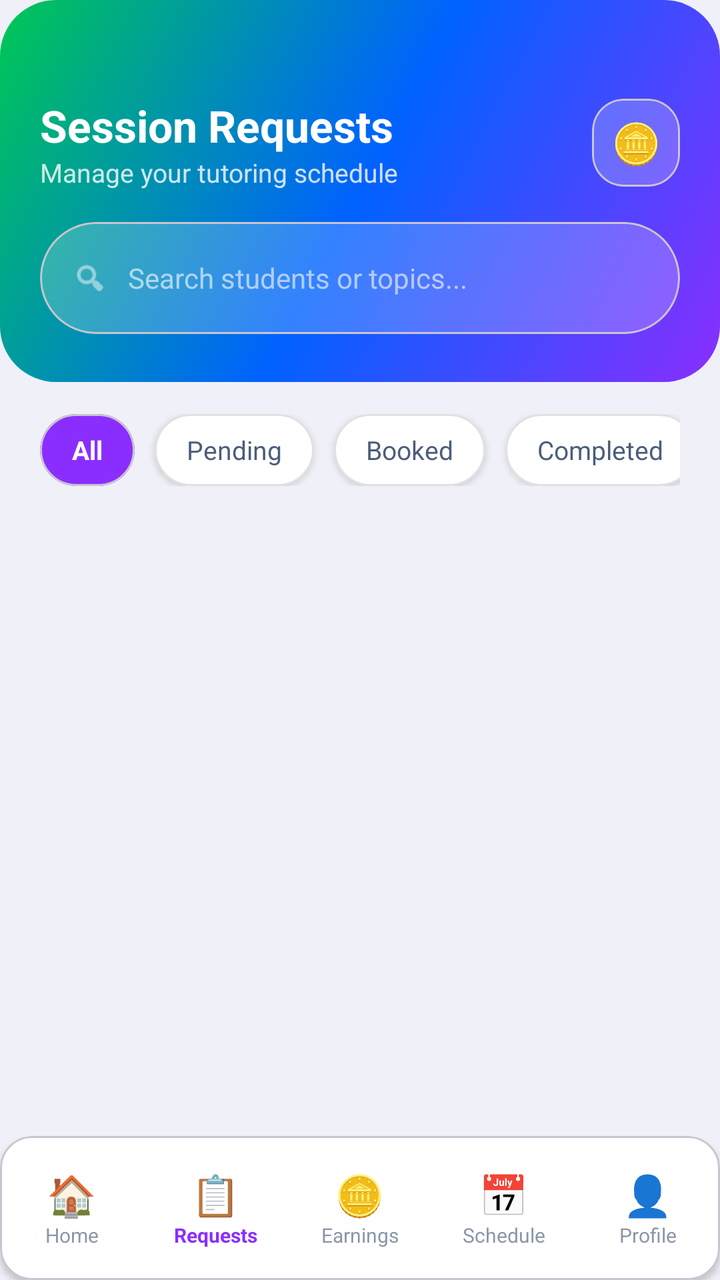
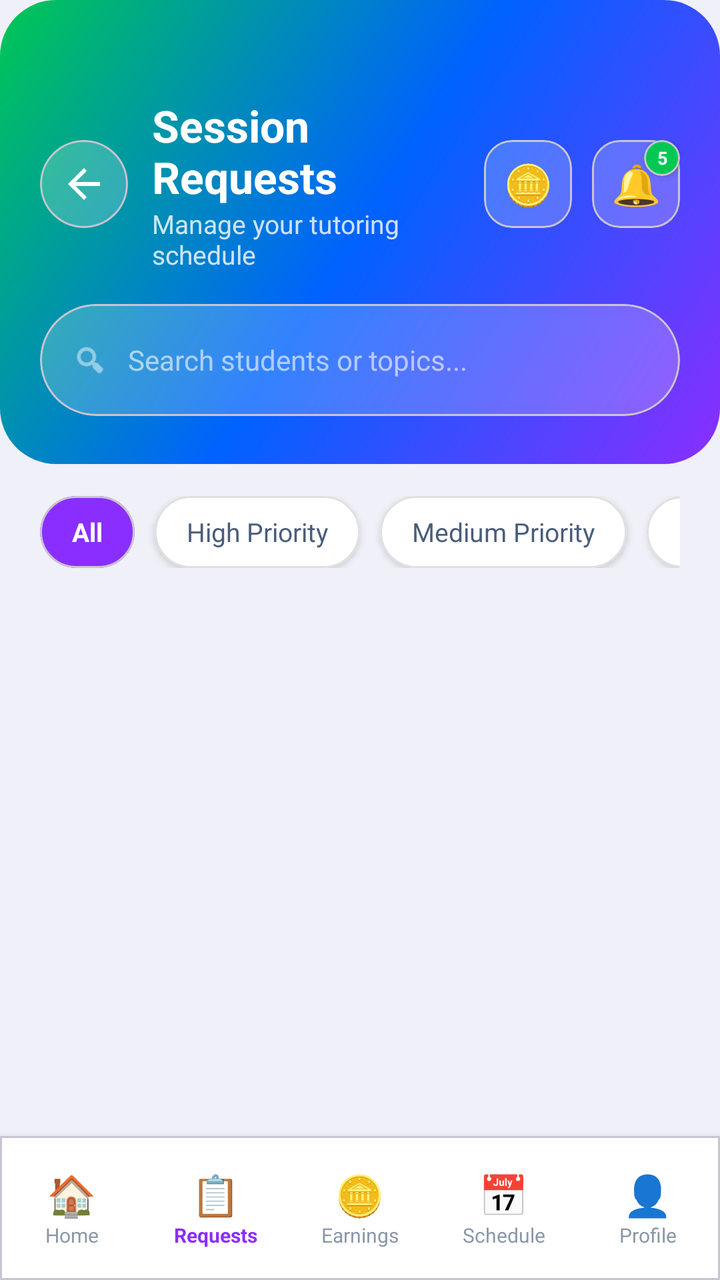

The first picture is an Android layout as it rendered before a commit; the second is the same layout after the commit. The layout source and the unified diff follow.
<!-- AndroidManifest.xml: application theme Theme.PeerTutoringApollo -->
<!-- res/layout/activity_tutor_requests.xml -->
<?xml version="1.0" encoding="utf-8"?>
<LinearLayout xmlns:android="http://schemas.android.com/apk/res/android"
    xmlns:app="http://schemas.android.com/apk/res-auto"
    android:layout_width="match_parent"
    android:layout_height="match_parent"
    android:orientation="vertical"
    android:background="#F0F0F8">

    
    <LinearLayout
        android:layout_width="match_parent"
        android:layout_height="wrap_content"
        android:orientation="vertical"
        android:background="@drawable/bg_button_gradient"
        android:paddingTop="48dp"
        android:paddingBottom="24dp"
        android:paddingHorizontal="20dp">

        
        <LinearLayout
            android:layout_width="match_parent"
            android:layout_height="wrap_content"
            android:orientation="horizontal"
            android:gravity="center_vertical"
            android:layout_marginBottom="16dp">

            <LinearLayout
                android:layout_width="0dp"
                android:layout_height="wrap_content"
                android:layout_weight="1"
                android:orientation="vertical">

                <TextView
                    android:layout_width="wrap_content"
                    android:layout_height="wrap_content"
                    android:text="Session Requests"
                    android:textColor="#FFFFFF"
                    android:textSize="22sp"
                    android:textStyle="bold" />

                <TextView
                    android:layout_width="wrap_content"
                    android:layout_height="wrap_content"
                    android:text="Manage your tutoring schedule"
                    android:textColor="#CCFFFFFF"
                    android:textSize="13sp" />
            </LinearLayout>

            
            <com.google.android.material.card.MaterialCardView
                android:id="@+id/btnOpenEarnings"
                android:layout_width="44dp"
                android:layout_height="44dp"
                app:cardCornerRadius="16dp"
                app:cardBackgroundColor="#33FFFFFF"
                app:cardElevation="0dp"
                android:clickable="true"
                android:focusable="true">
                <TextView
                    android:layout_width="match_parent"
                    android:layout_height="match_parent"
                    android:gravity="center"
                    android:text="🪙"
                    android:textSize="20sp" />
            </com.google.android.material.card.MaterialCardView>
        </LinearLayout>

        
        <com.google.android.material.card.MaterialCardView
            android:layout_width="match_parent"
            android:layout_height="wrap_content"
            app:cardCornerRadius="28dp"
            app:cardBackgroundColor="#33FFFFFF"
            app:cardElevation="0dp">
            <LinearLayout
                android:layout_width="match_parent"
                android:layout_height="wrap_content"
                android:orientation="horizontal"
                android:gravity="center_vertical"
                android:paddingHorizontal="16dp"
                android:paddingVertical="4dp">
                <ImageView
                    android:layout_width="18dp"
                    android:layout_height="18dp"
                    android:src="@android:drawable/ic_menu_search"
                    app:tint="#CCFFFFFF"
                    android:layout_marginEnd="10dp" />
                <EditText
                    android:id="@+id/etSearch"
                    android:layout_width="match_parent"
                    android:layout_height="48dp"
                    android:hint="Search students or topics..."
                    android:textColorHint="#99FFFFFF"
                    android:textColor="#FFFFFF"
                    android:textSize="14sp"
                    android:background="@null"
                    android:inputType="text" />
            </LinearLayout>
        </com.google.android.material.card.MaterialCardView>
    </LinearLayout>

    
    <HorizontalScrollView
        android:layout_width="match_parent"
        android:layout_height="wrap_content"
        android:scrollbars="none"
        android:paddingHorizontal="20dp"
        android:paddingTop="16dp"
        android:paddingBottom="8dp">

        <LinearLayout
            android:layout_width="wrap_content"
            android:layout_height="wrap_content"
            android:orientation="horizontal">

            <com.google.android.material.card.MaterialCardView
                android:id="@+id/chipAll"
                android:layout_width="wrap_content"
                android:layout_height="36dp"
                android:layout_marginEnd="10dp"
                app:cardCornerRadius="18dp"
                app:cardBackgroundColor="#8A2EFF"
                app:cardElevation="0dp">
                <TextView
                    android:layout_width="wrap_content"
                    android:layout_height="match_parent"
                    android:gravity="center"
                    android:paddingHorizontal="16dp"
                    android:text="All"
                    android:textColor="#FFFFFF"
                    android:textSize="13sp"
                    android:textStyle="bold" />
            </com.google.android.material.card.MaterialCardView>

            <com.google.android.material.card.MaterialCardView
                android:id="@+id/chipPending"
                android:layout_width="wrap_content"
                android:layout_height="36dp"
                android:layout_marginEnd="10dp"
                app:cardCornerRadius="18dp"
                app:cardBackgroundColor="#FFFFFF"
                app:cardElevation="2dp"
                app:strokeColor="#E0E0E0"
                app:strokeWidth="1dp">
                <TextView
                    android:layout_width="wrap_content"
                    android:layout_height="match_parent"
                    android:gravity="center"
                    android:paddingHorizontal="16dp"
                    android:text="Pending"
                    android:textColor="#4B5D7A"
                    android:textSize="13sp" />
            </com.google.android.material.card.MaterialCardView>

            <com.google.android.material.card.MaterialCardView
                android:id="@+id/chipBooked"
                android:layout_width="wrap_content"
                android:layout_height="36dp"
                android:layout_marginEnd="10dp"
                app:cardCornerRadius="18dp"
                app:cardBackgroundColor="#FFFFFF"
                app:cardElevation="2dp"
                app:strokeColor="#E0E0E0"
                app:strokeWidth="1dp">
                <TextView
                    android:layout_width="wrap_content"
                    android:layout_height="match_parent"
                    android:gravity="center"
                    android:paddingHorizontal="16dp"
                    android:text="Booked"
                    android:textColor="#4B5D7A"
                    android:textSize="13sp" />
            </com.google.android.material.card.MaterialCardView>

            <com.google.android.material.card.MaterialCardView
                android:id="@+id/chipCompleted"
                android:layout_width="wrap_content"
                android:layout_height="36dp"
                android:layout_marginEnd="10dp"
                app:cardCornerRadius="18dp"
                app:cardBackgroundColor="#FFFFFF"
                app:cardElevation="2dp"
                app:strokeColor="#E0E0E0"
                app:strokeWidth="1dp">
                <TextView
                    android:layout_width="wrap_content"
                    android:layout_height="match_parent"
                    android:gravity="center"
                    android:paddingHorizontal="16dp"
                    android:text="Completed"
                    android:textColor="#4B5D7A"
                    android:textSize="13sp" />
            </com.google.android.material.card.MaterialCardView>

            <com.google.android.material.card.MaterialCardView
                android:id="@+id/chipCancelled"
                android:layout_width="wrap_content"
                android:layout_height="36dp"
                app:cardCornerRadius="18dp"
                app:cardBackgroundColor="#FFFFFF"
                app:cardElevation="2dp"
                app:strokeColor="#E0E0E0"
                app:strokeWidth="1dp">
                <TextView
                    android:layout_width="wrap_content"
                    android:layout_height="match_parent"
                    android:gravity="center"
                    android:paddingHorizontal="16dp"
                    android:text="Cancelled"
                    android:textColor="#4B5D7A"
                    android:textSize="13sp" />
            </com.google.android.material.card.MaterialCardView>
        </LinearLayout>
    </HorizontalScrollView>

    
    <ScrollView
        android:layout_width="match_parent"
        android:layout_height="0dp"
        android:layout_weight="1"
        android:fillViewport="true">

        <LinearLayout
            android:id="@+id/layoutRequestList"
            android:layout_width="match_parent"
            android:layout_height="wrap_content"
            android:orientation="vertical"
            android:paddingHorizontal="20dp"
            android:paddingTop="8dp"
            android:paddingBottom="24dp" />
    </ScrollView>


    
    <com.google.android.material.card.MaterialCardView
        android:layout_width="match_parent"
        android:layout_height="72dp"
        app:cardCornerRadius="16dp"
        app:cardBackgroundColor="#FFFFFF"
        app:cardElevation="2dp">

        <LinearLayout
            android:layout_width="match_parent"
            android:layout_height="match_parent"
            android:orientation="horizontal">

            <LinearLayout android:id="@+id/navHome"
                android:layout_width="0dp" android:layout_height="match_parent"
                android:layout_weight="1" android:orientation="vertical"
                android:gravity="center" android:clickable="true" android:focusable="true">
                <TextView android:layout_width="wrap_content" android:layout_height="wrap_content"
                    android:text="🏠" android:textSize="20sp" android:gravity="center"/>
                <TextView android:layout_width="wrap_content" android:layout_height="wrap_content"
                    android:text="Home" android:textSize="10sp" android:textColor="#8B97A8"/>
            </LinearLayout>

            <LinearLayout android:id="@+id/navRequests"
                android:layout_width="0dp" android:layout_height="match_parent"
                android:layout_weight="1" android:orientation="vertical"
                android:gravity="center" android:clickable="true" android:focusable="true">
                <TextView android:layout_width="wrap_content" android:layout_height="wrap_content"
                    android:text="📋" android:textSize="20sp" android:gravity="center"/>
                <TextView android:layout_width="wrap_content" android:layout_height="wrap_content"
                    android:text="Requests" android:textSize="10sp" android:textColor="#8A2EFF"
                    android:textStyle="bold"/>
            </LinearLayout>

            <LinearLayout android:id="@+id/navEarnings"
                android:layout_width="0dp" android:layout_height="match_parent"
                android:layout_weight="1" android:orientation="vertical"
                android:gravity="center" android:clickable="true" android:focusable="true">
                <TextView android:layout_width="wrap_content" android:layout_height="wrap_content"
                    android:text="🪙" android:textSize="20sp" android:gravity="center"/>
                <TextView android:layout_width="wrap_content" android:layout_height="wrap_content"
                    android:text="Earnings" android:textSize="10sp" android:textColor="#8B97A8"/>
            </LinearLayout>

            <LinearLayout android:id="@+id/navAvailability"
                android:layout_width="0dp" android:layout_height="match_parent"
                android:layout_weight="1" android:orientation="vertical"
                android:gravity="center" android:clickable="true" android:focusable="true">
                <TextView android:layout_width="wrap_content" android:layout_height="wrap_content"
                    android:text="📅" android:textSize="20sp" android:gravity="center"/>
                <TextView android:layout_width="wrap_content" android:layout_height="wrap_content"
                    android:text="Schedule" android:textSize="10sp" android:textColor="#8B97A8"/>
            </LinearLayout>

            <LinearLayout android:id="@+id/navProfile"
                android:layout_width="0dp" android:layout_height="match_parent"
                android:layout_weight="1" android:orientation="vertical"
                android:gravity="center" android:clickable="true" android:focusable="true">
                <TextView android:layout_width="wrap_content" android:layout_height="wrap_content"
                    android:text="👤" android:textSize="20sp" android:gravity="center"/>
                <TextView android:layout_width="wrap_content" android:layout_height="wrap_content"
                    android:text="Profile" android:textSize="10sp" android:textColor="#8B97A8"/>
            </LinearLayout>

        </LinearLayout>
    </com.google.android.material.card.MaterialCardView>

</LinearLayout>
<!-- resources referenced by this layout -->
<resources>
  <!-- drawable bg_button_gradient (drawable) -->
  <?xml version="1.0" encoding="utf-8"?>
  <shape xmlns:android="http://schemas.android.com/apk/res/android">
      <gradient
          android:startColor="#8A2EFF"
          android:centerColor="#0062FF"
          android:endColor="#00C853"
          android:angle="135" />
      <corners android:radius="28dp" />
  </shape>
  <style name="Theme.PeerTutoringApollo" parent="Base.Theme.PeerTutoringApollo" />
  <style name="Base.Theme.PeerTutoringApollo" parent="Theme.Material3.DayNight.NoActionBar">
          
          
      </style>
</resources>

<!-- the commit's change to res/layout/activity_tutor_requests.xml (unified diff, before → after) -->
@@ -24,6 +24,18 @@
             android:gravity="center_vertical"
             android:layout_marginBottom="16dp">
 
+            <com.google.android.material.card.MaterialCardView
+                android:layout_width="44dp" android:layout_height="44dp"
+                android:layout_marginEnd="12dp"
+                app:cardCornerRadius="22dp" app:cardBackgroundColor="#33FFFFFF"
+                app:cardElevation="0dp">
+                <ImageButton android:id="@+id/btnBack"
+                    android:layout_width="match_parent" android:layout_height="match_parent"
+                    android:background="@android:color/transparent"
+                    android:src="@drawable/ic_arrow_back"
+                    app:tint="#FFFFFF" android:contentDescription="Back"/>
+            </com.google.android.material.card.MaterialCardView>
+
             <LinearLayout
                 android:layout_width="0dp"
                 android:layout_height="wrap_content"
@@ -51,7 +63,8 @@
                 android:id="@+id/btnOpenEarnings"
                 android:layout_width="44dp"
                 android:layout_height="44dp"
-                app:cardCornerRadius="16dp"
+                android:layout_marginEnd="10dp"
+                app:cardCornerRadius="14dp"
                 app:cardBackgroundColor="#33FFFFFF"
                 app:cardElevation="0dp"
                 android:clickable="true"
@@ -63,6 +76,45 @@
                     android:text="🪙"
                     android:textSize="20sp" />
             </com.google.android.material.card.MaterialCardView>
+
+            <FrameLayout
+                android:layout_width="44dp"
+                android:layout_height="44dp">
+
+                <com.google.android.material.card.MaterialCardView
+                    android:layout_width="44dp"
+                    android:layout_height="44dp"
+                    app:cardCornerRadius="14dp"
+                    app:cardBackgroundColor="#33FFFFFF"
+                    app:cardElevation="0dp">
+                    <TextView
+                        android:layout_width="match_parent"
+                        android:layout_height="match_parent"
+                        android:gravity="center"
+                        android:text="🔔"
+                        android:textSize="20sp" />
+                </com.google.android.material.card.MaterialCardView>
+
+                
+                <com.google.android.material.card.MaterialCardView
+                    android:id="@+id/cardNotifBadge"
+                    android:layout_width="18dp"
+                    android:layout_height="18dp"
+                    android:layout_gravity="top|end"
+                    app:cardCornerRadius="9dp"
+                    app:cardBackgroundColor="#00C853"
+                    app:cardElevation="2dp">
+                    <TextView
+                        android:id="@+id/tvNotifCount"
+                        android:layout_width="match_parent"
+                        android:layout_height="match_parent"
+                        android:gravity="center"
+                        android:text="5"
+                        android:textColor="#FFFFFF"
+                        android:textSize="9sp"
+                        android:textStyle="bold" />
+                </com.google.android.material.card.MaterialCardView>
+            </FrameLayout>
         </LinearLayout>
 
         
@@ -133,7 +185,7 @@
             </com.google.android.material.card.MaterialCardView>
 
             <com.google.android.material.card.MaterialCardView
-                android:id="@+id/chipPending"
+                android:id="@+id/chipHighPriority"
                 android:layout_width="wrap_content"
                 android:layout_height="36dp"
                 android:layout_marginEnd="10dp"
@@ -147,13 +199,13 @@
                     android:layout_height="match_parent"
                     android:gravity="center"
                     android:paddingHorizontal="16dp"
-                    android:text="Pending"
+                    android:text="High Priority"
                     android:textColor="#4B5D7A"
                     android:textSize="13sp" />
             </com.google.android.material.card.MaterialCardView>
 
             <com.google.android.material.card.MaterialCardView
-                android:id="@+id/chipBooked"
+                android:id="@+id/chipMediumPriority"
                 android:layout_width="wrap_content"
                 android:layout_height="36dp"
                 android:layout_marginEnd="10dp"
@@ -167,33 +219,13 @@
                     android:layout_height="match_parent"
                     android:gravity="center"
                     android:paddingHorizontal="16dp"
-                    android:text="Booked"
+                    android:text="Medium Priority"
                     android:textColor="#4B5D7A"
                     android:textSize="13sp" />
             </com.google.android.material.card.MaterialCardView>
 
             <com.google.android.material.card.MaterialCardView
-                android:id="@+id/chipCompleted"
-                android:layout_width="wrap_content"
-                android:layout_height="36dp"
-                android:layout_marginEnd="10dp"
-                app:cardCornerRadius="18dp"
-                app:cardBackgroundColor="#FFFFFF"
-                app:cardElevation="2dp"
-                app:strokeColor="#E0E0E0"
-                app:strokeWidth="1dp">
-                <TextView
-                    android:layout_width="wrap_content"
-                    android:layout_height="match_parent"
-                    android:gravity="center"
-                    android:paddingHorizontal="16dp"
-                    android:text="Completed"
-                    android:textColor="#4B5D7A"
-                    android:textSize="13sp" />
-            </com.google.android.material.card.MaterialCardView>
-
-            <com.google.android.material.card.MaterialCardView
-                android:id="@+id/chipCancelled"
+                android:id="@+id/chipLowPriority"
                 android:layout_width="wrap_content"
                 android:layout_height="36dp"
                 app:cardCornerRadius="18dp"
@@ -206,7 +238,7 @@
                     android:layout_height="match_parent"
                     android:gravity="center"
                     android:paddingHorizontal="16dp"
-                    android:text="Cancelled"
+                    android:text="Low Priority"
                     android:textColor="#4B5D7A"
                     android:textSize="13sp" />
             </com.google.android.material.card.MaterialCardView>
@@ -235,9 +267,9 @@
     <com.google.android.material.card.MaterialCardView
         android:layout_width="match_parent"
         android:layout_height="72dp"
-        app:cardCornerRadius="16dp"
+        app:cardCornerRadius="0dp"
         app:cardBackgroundColor="#FFFFFF"
-        app:cardElevation="2dp">
+        app:cardElevation="8dp">
 
         <LinearLayout
             android:layout_width="match_parent"
<!-- resource entries referenced after the edit -->
@@ -10,6 +10,16 @@
           android:angle="135" />
       <corners android:radius="28dp" />
   </shape>
+  <!-- drawable ic_arrow_back (drawable) -->
+  <vector xmlns:android="http://schemas.android.com/apk/res/android"
+      android:width="24dp"
+      android:height="24dp"
+      android:viewportWidth="24"
+      android:viewportHeight="24">
+      <path
+          android:fillColor="@android:color/white"
+          android:pathData="M20,11H7.83l5.59,-5.59L12,4l-8,8 8,8 1.41,-1.41L7.83,13H20v-2z"/>
+  </vector>
   <style name="Theme.PeerTutoringApollo" parent="Base.Theme.PeerTutoringApollo" />
   <style name="Base.Theme.PeerTutoringApollo" parent="Theme.Material3.DayNight.NoActionBar">
           
